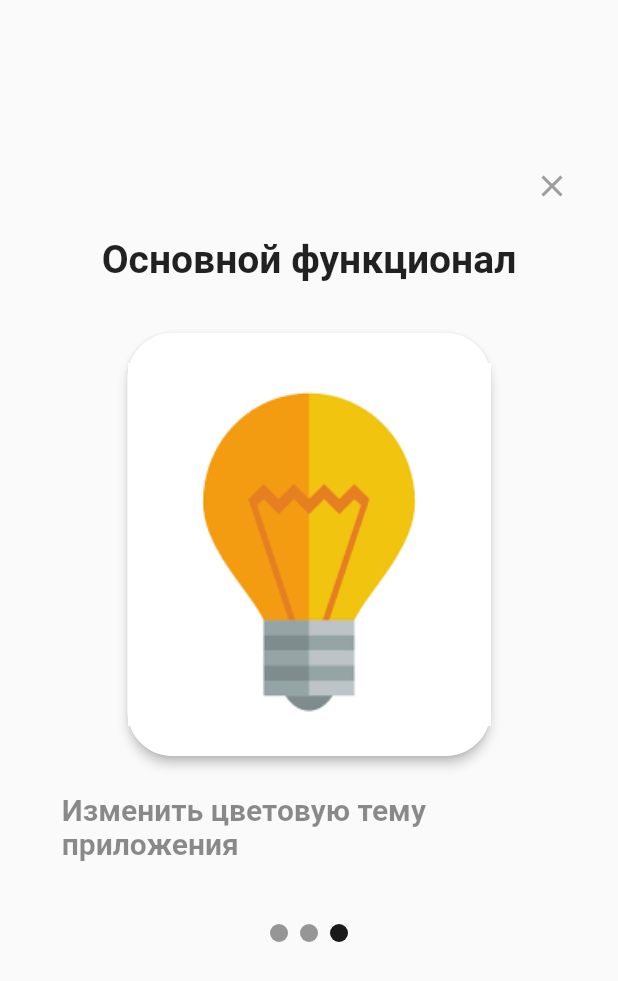
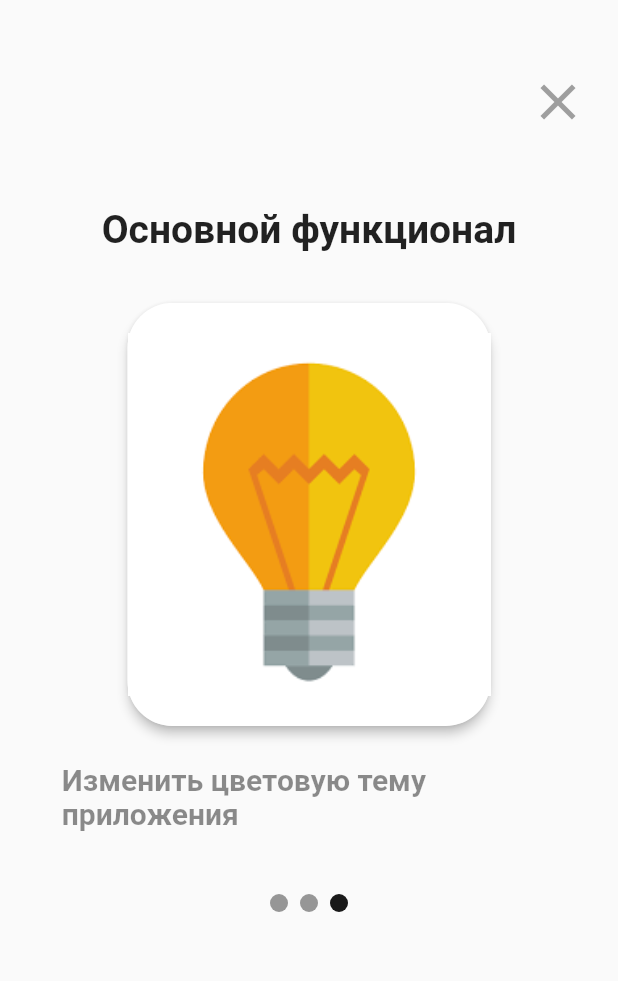
Before and after one commit to Hostridet/SoilVKR, a Flutter app: the screen it shows after launch, swiped to page 3, on a phone screen of 412 x 824 dp. Shown: the top 981 px of the screen. Run offline on Flutter 3.47's test engine with Material 2 defaults, Android fonts, the phone set to English and light mode, and no system bars; drawn by our look-alikes of carousel_slider; our stand-ins replace awesome_snackbar_content, bloc, dropdown_search, flutter_bloc, flutter_svg, new_gradient_app_bar and 1 more; missing offline and left inert: location_picker_flutter_map.

Commit message:
подправил кнопку закрытия

```diff
--- a/lib/interface/forms/WelcomePage.dart
+++ b/lib/interface/forms/WelcomePage.dart
@@ -51,7 +51,7 @@ class _WelcomePageState extends State<WelcomePage> {
       body: SingleChildScrollView(
         child: Column(
           children: [
-            SizedBox(height: 100,),
+            SizedBox(height: 40,),
             Padding(
               padding: EdgeInsets.only(right: 20),
               child: Align(
@@ -60,10 +60,11 @@ class _WelcomePageState extends State<WelcomePage> {
                     onPressed: () {
                       Navigator.of(context).popAndPushNamed("/login");
                     },
-                    icon: Icon(Icons.close, color: Colors.grey),
+                    icon: Icon(Icons.close, color: Colors.grey, size: 40,),
                 ),
               ),
             ),
+            SizedBox(height: 40,),
             Padding(
               padding: EdgeInsets.all(10),
               child: Center(
```
